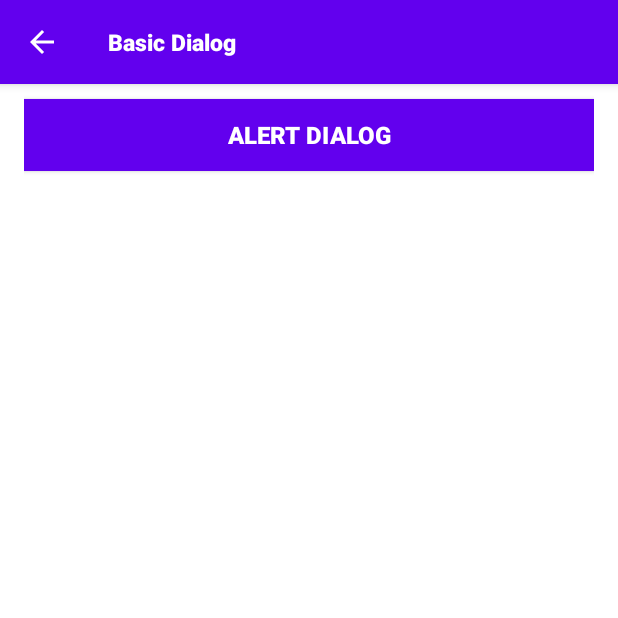
After one commit to Rkleib/Playground, an Android app: the DialogBasicActivity screen opened directly, with no data from a screen before it, on a phone screen of 412 x 824 dp, the top half of it. The commit adds this screen. Run offline under Robolectric (Android 15) with nearby library versions, the phone set to English and light mode, and no system bars.

Commit message:
add basicDialog activity

```diff
--- a/app/src/main/AndroidManifest.xml
+++ b/app/src/main/AndroidManifest.xml
@@ -10,8 +10,13 @@
         android:supportsRtl="true"
         android:theme="@style/AppTheme">
         <activity
+            android:name=".dialog.DialogBasicActivity"
+            android:label="@string/app_name"
+            android:screenOrientation="portrait"
+            android:theme="@style/CustomNoActionBar" />
+        <activity
             android:name=".main_layout.MainDrawerActivity"
-            android:theme="@style/CustomNoActionBar" />
+            android:theme="@style/CustomNoActionBarTranslucent" />
         <activity android:name=".main_layout.MainBottomActivity" />
         <activity android:name=".MainActivity">
             <intent-filter>
--- a/app/src/main/java/com/rkleib/android/playground/adapter/ExpandableListAdapter.java
+++ b/app/src/main/java/com/rkleib/android/playground/adapter/ExpandableListAdapter.java
@@ -107,7 +107,7 @@ public class ExpandableListAdapter extends BaseExpandableListAdapter {
             convertView = infalInflater.inflate(R.layout.list_submenu, null);
         }
 
-        TextView txtListChild = (TextView) convertView
+        TextView txtListChild = convertView
                 .findViewById(R.id.submenu);
 
         txtListChild.setText(childText);
--- /dev/null
+++ b/app/src/main/java/com/rkleib/android/playground/dialog/DialogBasicActivity.java
@@ -0,0 +1,34 @@
+package com.rkleib.android.playground.dialog;
+
+import androidx.appcompat.app.ActionBar;
+import androidx.appcompat.app.AppCompatActivity;
+import androidx.appcompat.widget.Toolbar;
+import androidx.core.content.ContextCompat;
+
+import android.os.Bundle;
+
+import com.rkleib.android.playground.R;
+
+public class DialogBasicActivity extends AppCompatActivity {
+
+    @Override
+    protected void onCreate(Bundle savedInstanceState) {
+        super.onCreate(savedInstanceState);
+        setContentView(R.layout.activity_dialog_basic);
+        setupToolbar();
+    }
+
+    /**
+     * Setup Toolbar UI.
+     */
+    protected void setupToolbar() {
+        Toolbar mToolbar = findViewById(R.id.toolbar);
+        setSupportActionBar(mToolbar);
+        ActionBar mActionBar = this.getSupportActionBar();
+        assert mActionBar != null;
+        mToolbar.setBackgroundColor(ContextCompat.getColor(this, R.color.colorPrimary));
+        mToolbar.setTitleTextColor(ContextCompat.getColor(this, R.color.white));
+        mActionBar.setDisplayHomeAsUpEnabled(true);
+        mActionBar.setTitle("Basic Dialog");
+    }
+}
--- a/app/src/main/java/com/rkleib/android/playground/main_layout/MainDrawerActivity.java
+++ b/app/src/main/java/com/rkleib/android/playground/main_layout/MainDrawerActivity.java
@@ -22,6 +22,7 @@ import com.rkleib.android.playground.adapter.ExpandableListAdapter;
 
 import android.widget.ExpandableListView;
 import android.widget.ImageView;
+import android.widget.Toast;
 
 import com.google.android.material.appbar.AppBarLayout;
 import com.google.android.material.appbar.CollapsingToolbarLayout;
@@ -29,6 +30,7 @@ import com.google.android.material.navigation.NavigationView;
 import com.rkleib.android.playground.ExpandedMenuModel;
 import com.rkleib.android.playground.MainActivity;
 import com.rkleib.android.playground.R;
+import com.rkleib.android.playground.dialog.DialogBasicActivity;
 
 import java.util.ArrayList;
 import java.util.HashMap;
@@ -65,8 +67,17 @@ public class MainDrawerActivity extends AppCompatActivity {
 
         expandableList.setOnChildClickListener(new ExpandableListView.OnChildClickListener() {
             @Override
-            public boolean onChildClick(ExpandableListView expandableListView, View view, int i, int i1, long l) {
-                //Log.d("DEBUG", "submenu item clicked");
+            public boolean onChildClick(ExpandableListView expandableListView, View view, int groupPosition,
+                                        int childPosition, long childId) {
+                if (groupPosition == 0) {
+                    switch (childPosition) {
+                        case 0:
+                            Intent intent = new Intent(MainDrawerActivity.this, DialogBasicActivity.class);
+                            startActivity(intent);
+                            break;
+                    }
+                }
+
                 return false;
             }
         });
@@ -104,7 +115,7 @@ public class MainDrawerActivity extends AppCompatActivity {
 
         // Adding child data
         List<String> dialog = new ArrayList<String>();
-        dialog.add("Dialog Normal");
+        dialog.add("Dialog Basic");
 
         List<String> heading2 = new ArrayList<String>();
         heading2.add("Submenu of item 2");
--- /dev/null
+++ b/app/src/main/res/drawable/ic_arrow_back.xml
@@ -0,0 +1,9 @@
+<vector xmlns:android="http://schemas.android.com/apk/res/android"
+        android:width="24dp"
+        android:height="24dp"
+        android:viewportWidth="24.0"
+        android:viewportHeight="24.0">
+    <path
+        android:fillColor="#FFFFFF"
+        android:pathData="M20,11H7.83l5.59,-5.59L12,4l-8,8 8,8 1.41,-1.41L7.83,13H20v-2z"/>
+</vector>
--- /dev/null
+++ b/app/src/main/res/drawable/ic_more.xml
@@ -0,0 +1,9 @@
+<vector xmlns:android="http://schemas.android.com/apk/res/android"
+    android:width="12dp"
+    android:height="24dp"
+    android:viewportWidth="12"
+    android:viewportHeight="24">
+    <path
+        android:fillColor="#fff"
+        android:pathData="M6,8A2,2 0,1 0,4 6,2.006 2.006,0 0,0 6,8ZM6,10a2,2 0,1 0,2 2,2.006 2.006,0 0,0 -2,-2ZM6,16a2,2 0,1 0,2 2,2.006 2.006,0 0,0 -2,-2Z" />
+</vector>
--- /dev/null
+++ b/app/src/main/res/layout/activity_dialog_basic.xml
@@ -0,0 +1,45 @@
+<?xml version="1.0" encoding="utf-8"?>
+<LinearLayout xmlns:android="http://schemas.android.com/apk/res/android"
+    xmlns:tools="http://schemas.android.com/tools"
+    xmlns:app="http://schemas.android.com/apk/res-auto"
+    android:layout_width="match_parent"
+    android:layout_height="match_parent"
+    tools:context=".dialog.DialogBasicActivity"
+    android:orientation="vertical">
+
+    <com.google.android.material.appbar.AppBarLayout
+        android:id="@+id/app_bar_layout"
+        android:layout_width="match_parent"
+        android:layout_height="?attr/actionBarSize"
+        android:theme="@style/ThemeOverlay.AppCompat.Dark.ActionBar">
+
+        <androidx.appcompat.widget.Toolbar
+            android:id="@+id/toolbar"
+            android:layout_width="match_parent"
+            android:layout_height="?attr/actionBarSize"
+            android:minHeight="?attr/actionBarSize"
+            android:theme="@style/Toolbar"
+            app:elevation="0dp"
+            app:popupTheme="@style/ThemeOverlay.AppCompat.Light"
+            app:titleTextAppearance="@style/Toolbar.Title" />
+    </com.google.android.material.appbar.AppBarLayout>
+
+    <LinearLayout
+        android:layout_width="match_parent"
+        android:layout_height="match_parent"
+        android:layout_marginStart="16dp"
+        android:layout_marginEnd="16dp"
+        android:orientation="vertical">
+
+        <Button
+            android:layout_width="match_parent"
+            android:layout_height="wrap_content"
+            android:layout_marginTop="10dp"
+            android:text="Alert Dialog"
+            android:textColor="@android:color/white"
+            android:textStyle="bold"
+            android:textSize="16sp"
+            android:background="@color/colorPrimary"/>
+    </LinearLayout>
+
+</LinearLayout>
--- a/app/src/main/res/values/colors.xml
+++ b/app/src/main/res/values/colors.xml
@@ -3,4 +3,5 @@
     <color name="colorPrimary">#6200EE</color>
     <color name="colorPrimaryDark">#3700B3</color>
     <color name="colorAccent">#03DAC5</color>
+    <color name="white">#ffffffff</color>
 </resources>
--- a/app/src/main/res/values/styles.xml
+++ b/app/src/main/res/values/styles.xml
@@ -12,7 +12,23 @@
         <item name="android:windowBackground">@android:color/white</item>
         <item name="windowActionBar">true</item>
         <item name="windowActionModeOverlay">true</item>
-        <item name="colorAccent">@color/colorAccent</item>
+        <item name="actionModeBackground">@color/colorPrimary</item>
+        <item name="colorPrimary">@color/colorPrimary</item>
+        <item name="colorPrimaryDark">@color/colorPrimary</item>
+        <item name="colorAccent">@color/colorPrimary</item>
+
+    </style>
+    <!-- #.END THEME APLIKASI -->
+
+    <!-- #.START THEME APLIKASI -->
+    <style name="CustomNoActionBarTranslucent" parent="@style/Theme.AppCompat.Light.NoActionBar">
+        <item name="android:windowBackground">@android:color/white</item>
+        <item name="windowActionBar">true</item>
+        <item name="windowActionModeOverlay">true</item>
+        <item name="actionModeBackground">@color/colorPrimary</item>
+        <item name="colorPrimary">@color/colorPrimary</item>
+        <item name="colorPrimaryDark">@color/colorPrimary</item>
+        <item name="colorAccent">@color/colorPrimary</item>
         <item name="android:windowTranslucentStatus">true</item>
     </style>
     <!-- #.END THEME APLIKASI -->
@@ -33,4 +49,20 @@
         <item name="android:textStyle">normal</item>
     </style>
 
+    <!-- #.START OVERRRIDE ICON TOOLBAR -->
+    <style name="Toolbar" parent="Theme.AppCompat">
+        <item name="homeAsUpIndicator">@drawable/ic_arrow_back</item>
+        <item name="android:colorBackground">@android:color/black</item>
+        <item name="actionOverflowButtonStyle">@drawable/ic_more</item>
+        <item name="android:actionOverflowButtonStyle">@drawable/ic_more</item>
+    </style>
+    <!-- #.END OVERRRIDE ICON TOOLBAR -->
+
+    <!-- #.START OVERRRIDE WARNA TITLE TOOLBAR -->
+    <style name="Toolbar.Title" parent="TextAppearance.Widget.AppCompat.Toolbar.Title">
+        <item name="android:textSize">15sp</item>
+        <item name="android:textStyle">bold</item>
+        <item name="android:textColor">#CC030303</item>
+    </style>
+
 </resources>
```
